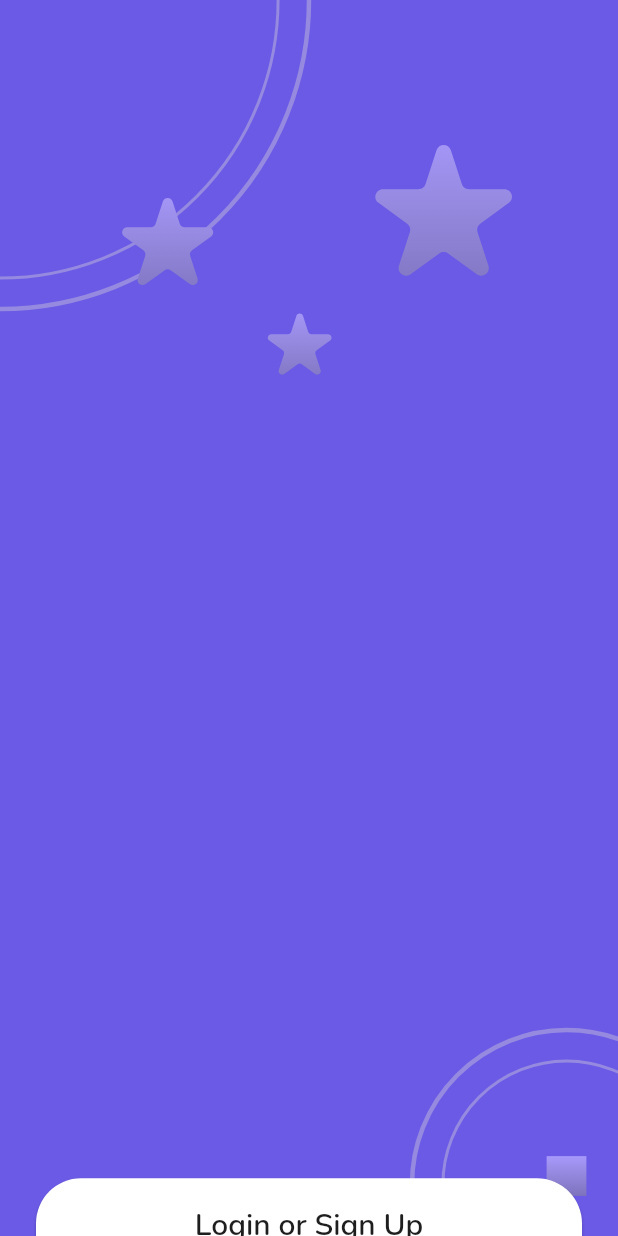
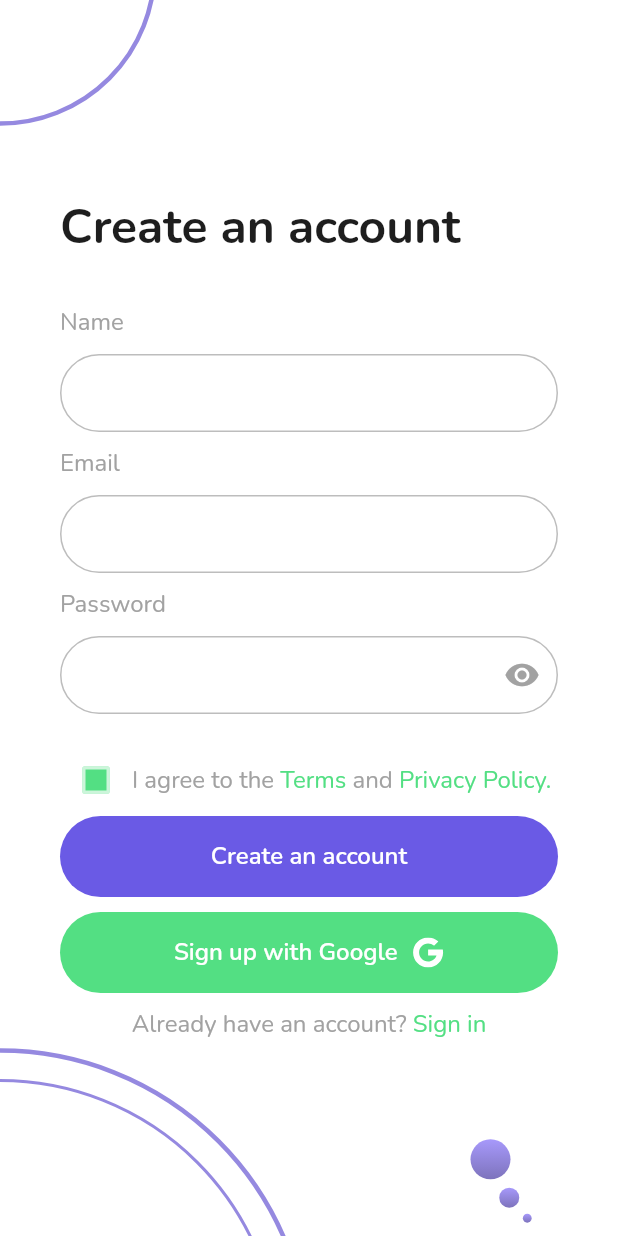
Before and after one commit to chechna9/Lablab-2.0, a Flutter app: the first screen one second after launch, on a phone screen of 412 x 824 dp. Run offline on Flutter 3.47's test engine with Material 2 defaults, Android fonts, the phone set to English and light mode, and no system bars; our stand-ins replace flutter_svg, get_it, google_fonts.

Commit message:
sign up screen done

```diff
--- a/lib/main.dart
+++ b/lib/main.dart
@@ -1,7 +1,10 @@
+// ignore_for_file: unused_import
+
 import 'package:flutter/material.dart';
 import 'package:flutter_svg/flutter_svg.dart';
 import 'package:lablab2/dep_inj.dart';
 import 'package:lablab2/presentaion/screens/signIn&Up/sign_in_up.dart';
+import 'package:lablab2/presentaion/screens/signUp/sign_up.dart';
 import 'package:lablab2/presentaion/screens/splashScreen/splash_screen.dart';
 import 'package:lablab2/res/res_extension.dart';
 
@@ -21,7 +24,7 @@ class MyApp extends StatelessWidget {
         brightness: Brightness.dark,
       ),
       home: const SafeArea(
-        child: SignInUP(),
+        child: SignUp(),
       ),
     );
   }
--- a/lib/presentaion/screens/signIn&Up/sign_in_up.dart
+++ b/lib/presentaion/screens/signIn&Up/sign_in_up.dart
@@ -3,7 +3,6 @@ import 'package:flutter_svg/flutter_svg.dart';
 import 'package:lablab2/presentaion/screens/signIn&Up/los_card.dart';
 import 'package:lablab2/presentaion/shared_widgets/circle.dart';
 import 'package:lablab2/res/res_extension.dart';
-import 'package:vector_math/vector_math_64.dart';
 
 class SignInUP extends StatefulWidget {
   const SignInUP({super.key});
@@ -46,7 +45,7 @@ class _SignInUPState extends State<SignInUP> {
                 Circle.sameSize(
                   color: context.res.colors.lightPurple,
                   strockWidth: 2,
-                  size: topCircleSize * 0.9,
+                  size: topCircleSize - 40,
                 ),
               ],
             ),
@@ -63,7 +62,7 @@ class _SignInUPState extends State<SignInUP> {
                 Circle.sameSize(
                   color: context.res.colors.lightPurple,
                   strockWidth: 2,
-                  size: bottomCircleSize * 0.8,
+                  size: bottomCircleSize - 30,
                 ),
                 SvgPicture.asset(
                   context.res.drawable.rectangle,
--- /dev/null
+++ b/lib/presentaion/screens/signUp/sign_up.dart
@@ -0,0 +1,93 @@
+import 'package:flutter/material.dart';
+import 'package:flutter_svg/flutter_svg.dart';
+import 'package:lablab2/presentaion/screens/signUp/sign_up_form.dart';
+import 'package:lablab2/presentaion/shared_widgets/circle.dart';
+import 'package:lablab2/res/res_extension.dart';
+
+class SignUp extends StatefulWidget {
+  const SignUp({super.key});
+
+  @override
+  State<SignUp> createState() => _SignUpState();
+}
+
+class _SignUpState extends State<SignUp> {
+  @override
+  Widget build(BuildContext context) {
+    final double bottomCircleSize = context.res.dimens.screenWidth;
+    final double topCircleSize = context.res.dimens.screenWidth * 0.5;
+    const double bottomOffset = 20;
+    const double rightOffset = 60;
+    return Material(
+      color: context.res.colors.white,
+      child: Stack(
+        alignment: Alignment.center,
+        children: [
+          // top circles
+          Positioned(
+            top: -topCircleSize * 0.6,
+            left: -topCircleSize / 2,
+            child: Circle.sameSize(
+              color: context.res.colors.lightPurple,
+              strockWidth: 3,
+              size: topCircleSize,
+            ),
+          ),
+          // bottom circles
+          Positioned(
+            bottom: -bottomCircleSize * 0.7,
+            left: -bottomCircleSize * 0.5,
+            child: Circle.sameSize(
+              color: context.res.colors.lightPurple,
+              strockWidth: 3,
+              size: bottomCircleSize,
+              children: [
+                Circle.sameSize(
+                  color: context.res.colors.lightPurple,
+                  strockWidth: 2,
+                  size: bottomCircleSize - 40,
+                ),
+              ],
+            ),
+          ),
+          // thres bottom left images
+          Positioned(
+            bottom: bottomOffset,
+            right: rightOffset,
+            child: SvgPicture.asset(
+              context.res.drawable.ellipse,
+              width: 50,
+            ),
+          ),
+          Positioned(
+            bottom: bottomOffset - 10,
+            right: rightOffset,
+            child: SvgPicture.asset(
+              context.res.drawable.ellipse,
+              width: 25,
+            ),
+          ),
+          Positioned(
+            bottom: bottomOffset - 15,
+            right: rightOffset - 5,
+            child: SvgPicture.asset(
+              context.res.drawable.ellipse,
+              width: 11,
+            ),
+          ),
+          FractionallySizedBox(
+            heightFactor: 1,
+            child: Padding(
+              padding: EdgeInsets.only(
+                left: context.res.dimens.contentPadding,
+                right: context.res.dimens.contentPadding,
+                bottom: MediaQuery.of(context).viewInsets.bottom,
+              ),
+              child: const SignUpForm(),
+            ),
+          ),
+        ],
+      ),
+    );
+  }
+}
--- /dev/null
+++ b/lib/presentaion/screens/signUp/sign_up_form.dart
@@ -0,0 +1,169 @@
+import 'package:flutter/material.dart';
+import 'package:flutter_svg/flutter_svg.dart';
+import 'package:lablab2/presentaion/shared_widgets/labled_text_input.dart';
+import 'package:lablab2/presentaion/shared_widgets/password_field.dart';
+import 'package:lablab2/presentaion/shared_widgets/text_button.dart';
+import 'package:lablab2/res/res_extension.dart';
+import 'package:lablab2/utils/validators.dart';
+
+class SignUpForm extends StatefulWidget {
+  const SignUpForm({super.key});
+
+  @override
+  State<SignUpForm> createState() => _SignUpFormState();
+}
+
+class _SignUpFormState extends State<SignUpForm> {
+  TextEditingController _emailController = TextEditingController();
+  TextEditingController _nameController = TextEditingController();
+  TextEditingController _passwordController = TextEditingController();
+
+  bool _termsAndConditions = false;
+  @override
+  void dispose() {
+    _emailController.dispose();
+    super.dispose();
+  }
+
+  @override
+  Widget build(BuildContext context) {
+    return Center(
+      child: SingleChildScrollView(
+        child: Form(
+          child: Column(
+            crossAxisAlignment: CrossAxisAlignment.stretch,
+            children: [
+              Text(
+                "Create an account",
+                style: context.res.styles.heading.copyWith(
+                  color: context.res.colors.black,
+                ),
+              ),
+              const SizedBox(
+                height: 30,
+              ),
+              LabledTextInput(
+                label: 'Name',
+                controller: _nameController,
+                validator: Validators.emailValidator,
+              ),
+              SizedBox(
+                height: context.res.dimens.labelFieldMargin,
+              ),
+              LabledTextInput(
+                label: 'Email',
+                controller: _emailController,
+                validator: Validators.emailValidator,
+              ),
+              SizedBox(
+                height: context.res.dimens.labelFieldMargin,
+              ),
+              PasswordField(
+                label: 'Password',
+                controller: _passwordController,
+                validator: Validators.passwordValidator,
+              ),
+              const SizedBox(
+                height: 20,
+              ),
+              Row(
+                children: [
+                  Checkbox(
+                    value: _termsAndConditions,
+                    onChanged: (changed) {
+                      setState(() {
+                        _termsAndConditions = changed!;
+                      });
+                    },
+                    fillColor: MaterialStateProperty.all(
+                      context.res.colors.green,
+                    ),
+                  ),
+                  Text.rich(
+                    TextSpan(
+                      text: 'I agree to the ',
+                      style: context.res.styles.body.copyWith(
+                        color: context.res.colors.gray,
+                      ),
+                      children: [
+                        TextSpan(
+                          text: 'Terms',
+                          style: context.res.styles.body.copyWith(
+                            color: context.res.colors.green,
+                          ),
+                        ),
+                        const TextSpan(
+                          text: ' and',
+                        ),
+                        TextSpan(
+                          text: ' Privacy Policy.',
+                          style: context.res.styles.body.copyWith(
+                            color: context.res.colors.green,
+                          ),
+                        ),
+                      ],
+                    ),
+                    style: context.res.styles.body.copyWith(
+                      color: context.res.colors.gray,
+                    ),
+                  ),
+                ],
+              ),
+              MyTextButton(
+                onPressed: () {},
+                text: 'Create an account',
+                bgColor: context.res.colors.purple,
+              ),
+              const SizedBox(
+                height: 10,
+              ),
+              MyTextButton(
+                onPressed: () {},
+                bgColor: context.res.colors.green,
+                child: Row(
+                  mainAxisAlignment: MainAxisAlignment.center,
+                  children: [
+                    Text(
+                      "Sign up with Google",
+                      style: context.res.styles.buttons.copyWith(
+                        color: context.res.colors.white,
+                      ),
+                    ),
+                    const SizedBox(
+                      width: 10,
+                    ),
+                    SvgPicture.asset(
+                      context.res.drawable.googleWhiteLogo,
+                    ),
+                  ],
+                ),
+              ),
+              const SizedBox(
+                height: 10,
+              ),
+              Text.rich(
+                TextSpan(
+                  children: [
+                    const TextSpan(
+                      text: 'Already have an account? ',
+                    ),
+                    TextSpan(
+                      text: 'Sign in',
+                      style: context.res.styles.body.copyWith(
+                        color: context.res.colors.green,
+                      ),
+                    ),
+                  ],
+                ),
+                textAlign: TextAlign.center,
+                style: context.res.styles.body.copyWith(
+                  color: context.res.colors.gray,
+                ),
+              ),
+            ],
+          ),
+        ),
+      ),
+    );
+  }
+}
--- a/lib/presentaion/screens/splashScreen/splash_screen.dart
+++ b/lib/presentaion/screens/splashScreen/splash_screen.dart
@@ -174,7 +174,7 @@ class _SplashScreenState extends State<SplashScreen>
                 Circle.sameSize(
                   color: context.res.colors.lightPurple,
                   strockWidth: 2,
-                  size: topCircleSize * 0.9,
+                  size: topCircleSize - 40,
                 ),
               ],
             ),
@@ -203,7 +203,7 @@ class _SplashScreenState extends State<SplashScreen>
                         Circle.sameSize(
                           color: context.res.colors.lightPurple,
                           strockWidth: 2,
-                          size: bottomCircleSize * 0.8,
+                          size: bottomCircleSize - 30,
                         ),
                         SvgPicture.asset(
                           context.res.drawable.rectangle,
--- /dev/null
+++ b/lib/presentaion/shared_widgets/labled_text_input.dart
@@ -0,0 +1,77 @@
+import 'package:flutter/material.dart';
+import 'package:lablab2/res/res_extension.dart';
+
+class LabledTextInput extends StatelessWidget {
+  final String label;
+  final TextEditingController controller;
+  final String? Function(String?)? validator;
+
+  const LabledTextInput({
+    super.key,
+    required this.label,
+    required this.controller,
+    this.validator,
+  });
+
+  @override
+  Widget build(BuildContext context) {
+    return Column(
+      crossAxisAlignment: CrossAxisAlignment.start,
+      children: [
+        Text(
+          label,
+          style: context.res.styles.body.copyWith(
+            color: context.res.colors.gray,
+          ),
+        ),
+        SizedBox(
+          height: context.res.dimens.labelFieldMargin,
+        ),
+        TextFormField(
+          autovalidateMode: AutovalidateMode.onUserInteraction,
+          controller: controller,
+          validator: validator,
+          style: context.res.styles.body.copyWith(
+            color: context.res.colors.black,
+          ),
+          cursorColor: context.res.colors.black,
+          cursorWidth: 1,
+          decoration: InputDecoration(
+            contentPadding: const EdgeInsets.symmetric(
+              horizontal: 15,
+              vertical: 15,
+            ),
+            fillColor: const Color(0XffFDFDFD),
+            enabledBorder: OutlineInputBorder(
+              borderRadius: BorderRadius.circular(50),
+              borderSide: const BorderSide(
+                color: Color(0xffBDBDBD),
+                width: 1,
+              ),
+            ),
+            focusedBorder: OutlineInputBorder(
+              borderRadius: BorderRadius.circular(50),
+              borderSide: BorderSide(
+                color: context.res.colors.black,
+                width: 1,
+              ),
+            ),
+            border: OutlineInputBorder(
+              borderRadius: BorderRadius.circular(50),
+              borderSide: const BorderSide(
+                width: 1,
+              ),
+            ),
+            errorBorder: OutlineInputBorder(
+              borderRadius: BorderRadius.circular(50),
+              borderSide: BorderSide(
+                color: context.res.colors.red,
+                width: 1,
+              ),
+            ),
+          ),
+        ),
+      ],
+    );
+  }
+}
--- /dev/null
+++ b/lib/presentaion/shared_widgets/password_field.dart
@@ -0,0 +1,94 @@
+import 'package:flutter/material.dart';
+import 'package:lablab2/res/res_extension.dart';
+
+class PasswordField extends StatefulWidget {
+  final String label;
+  final TextEditingController controller;
+  final String? Function(String?)? validator;
+  const PasswordField({
+    super.key,
+    required this.label,
+    required this.controller,
+    this.validator,
+  });
+
+  @override
+  State<PasswordField> createState() => _PasswordFieldState();
+}
+
+class _PasswordFieldState extends State<PasswordField> {
+  bool _isObscure = true;
+  @override
+  Widget build(BuildContext context) {
+    return Column(
+      crossAxisAlignment: CrossAxisAlignment.start,
+      children: [
+        Text(
+          widget.label,
+          style: context.res.styles.body.copyWith(
+            color: context.res.colors.gray,
+          ),
+        ),
+        SizedBox(
+          height: context.res.dimens.labelFieldMargin,
+        ),
+        TextFormField(
+          obscureText: _isObscure,
+          autovalidateMode: AutovalidateMode.onUserInteraction,
+          controller: widget.controller,
+          validator: widget.validator,
+          style: context.res.styles.body.copyWith(
+            color: context.res.colors.black,
+          ),
+          cursorColor: context.res.colors.black,
+          cursorWidth: 1,
+          decoration: InputDecoration(
+            contentPadding: const EdgeInsets.symmetric(
+              horizontal: 15,
+              vertical: 15,
+            ),
+            suffixIcon: IconButton(
+              onPressed: () {
+                setState(() {
+                  _isObscure = !_isObscure;
+                });
+              },
+              icon: Icon(
+                _isObscure ? Icons.visibility : Icons.visibility_off,
+                color: context.res.colors.gray,
+              ),
+            ),
+            fillColor: const Color(0XffFDFDFD),
+            enabledBorder: OutlineInputBorder(
+              borderRadius: BorderRadius.circular(50),
+              borderSide: const BorderSide(
+                color: Color(0xffBDBDBD),
+                width: 1,
+              ),
+            ),
+            focusedBorder: OutlineInputBorder(
+              borderRadius: BorderRadius.circular(50),
+              borderSide: BorderSide(
+                color: context.res.colors.black,
+                width: 1,
+              ),
+            ),
+            border: OutlineInputBorder(
+              borderRadius: BorderRadius.circular(50),
+              borderSide: const BorderSide(
+                width: 1,
+              ),
+            ),
+            errorBorder: OutlineInputBorder(
+              borderRadius: BorderRadius.circular(50),
+              borderSide: BorderSide(
+                color: context.res.colors.red,
+                width: 1,
+              ),
+            ),
+          ),
+        ),
+      ],
+    );
+  }
+}
--- a/lib/presentaion/shared_widgets/text_button.dart
+++ b/lib/presentaion/shared_widgets/text_button.dart
@@ -3,15 +3,17 @@ import 'package:lablab2/res/res_extension.dart';
 
 class MyTextButton extends StatelessWidget {
   final void Function() onPressed;
-  final String text;
+  final String? text;
   final Color? bgColor;
   final Color? textColor;
+  final Widget? child;
   const MyTextButton({
     super.key,
     required this.onPressed,
-    required this.text,
+    this.text,
     this.bgColor,
     this.textColor,
+    this.child,
   });
 
   @override
@@ -25,12 +27,13 @@ class MyTextButton extends StatelessWidget {
           borderRadius: BorderRadius.circular(100),
         ),
       ),
-      child: Text(
-        text,
-        style: context.res.styles.buttons.copyWith(
-          color: textColor,
-        ),
-      ),
+      child: child ??
+          Text(
+            text ?? "",
+            style: context.res.styles.buttons.copyWith(
+              color: textColor,
+            ),
+          ),
     );
   }
 }
--- a/lib/res/dimensions/app_dimens.dart
+++ b/lib/res/dimensions/app_dimens.dart
@@ -13,4 +13,10 @@ class AppDimensions extends Dimensions {
 
   @override
   double get cardMargin => 24;
+
+  @override
+  double get contentPadding => 40;
+
+  @override
+  double get labelFieldMargin => 10;
 }
--- a/lib/res/dimensions/dimens.dart
+++ b/lib/res/dimensions/dimens.dart
@@ -2,4 +2,6 @@ abstract class Dimensions {
   double get screenHeight;
   double get screenWidth;
   double get cardMargin;
+  double get contentPadding;
+  double get labelFieldMargin;
 }
--- a/lib/res/drawable/app_drawable.dart
+++ b/lib/res/drawable/app_drawable.dart
@@ -12,4 +12,7 @@ class AppDrawable extends Drawable {
 
   @override
   String get triangle => '${imagesPath}Triangle.svg';
+
+  @override
+  String get googleWhiteLogo => '${imagesPath}google_white_logo.svg';
 }
--- a/lib/res/drawable/drawable.dart
+++ b/lib/res/drawable/drawable.dart
@@ -5,4 +5,5 @@ abstract class Drawable {
   String get ellipse;
   String get rectangle;
   String get triangle;
+  String get googleWhiteLogo;
 }
--- /dev/null
+++ b/lib/utils/validators.dart
@@ -0,0 +1,24 @@
+class Validators {
+  static String? emailValidator(String? value) {
+    final bool emailValid = RegExp(
+            r"^[a-zA-Z0-9.a-zA-Z0-9.!#$%&'*+-/=?^_`{|}~]+@[a-zA-Z0-9]+\.[a-zA-Z]+")
+        .hasMatch(value ?? '');
+    if (value == null || value.isEmpty) {
+      return 'Please enter some text';
+    }
+    if (!emailValid) {
+      return 'Please enter a valid email';
+    }
+    return null;
+  }
+
+  static String? passwordValidator(String? value) {
+    if (value == null || value.isEmpty) {
+      return 'Please enter some text';
+    }
+    if (value.length < 8) {
+      return 'Password must be at least 8 characters long';
+    }
+    return null;
+  }
+}
```
Also changed, not shown: assets/images/google_white_logo.svg (added).
